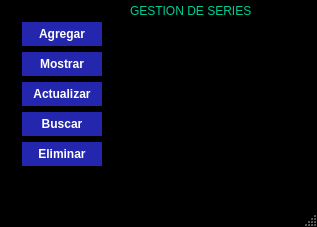
Before: the Qt Designer form ProyectoFinal_Crud_Series-joel-parte/mainwindow.ui in josiasarevalorm-jj/ProyectoFinal_Crud_Series, drawn with Qt 5.
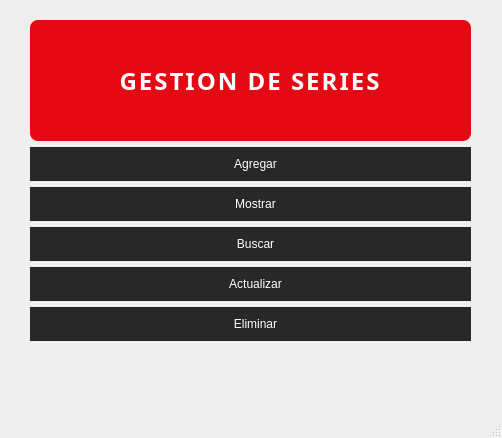
After: the same form once the commit is applied.

The edit to the form file:
```diff
--- a/ProyectoFinal_Crud_Series-joel-parte/mainwindow.ui
+++ b/ProyectoFinal_Crud_Series-joel-parte/mainwindow.ui
@@ -6,247 +6,404 @@
    <rect>
     <x>0</x>
     <y>0</y>
-    <width>317</width>
-    <height>227</height>
+    <width>502</width>
+    <height>438</height>
    </rect>
   </property>
-  <property name="palette">
-   <palette>
-    <active>
-     <colorrole role="Base">
-      <brush brushstyle="SolidPattern">
-       <color alpha="255">
-        <red>255</red>
-        <green>255</green>
-        <blue>255</blue>
-       </color>
-      </brush>
-     </colorrole>
-     <colorrole role="Window">
-      <brush brushstyle="SolidPattern">
-       <color alpha="255">
-        <red>0</red>
-        <green>0</green>
-        <blue>0</blue>
-       </color>
-      </brush>
-     </colorrole>
-    </active>
-    <inactive>
-     <colorrole role="Base">
-      <brush brushstyle="SolidPattern">
-       <color alpha="255">
-        <red>255</red>
-        <green>255</green>
-        <blue>255</blue>
-       </color>
-      </brush>
-     </colorrole>
-     <colorrole role="Window">
-      <brush brushstyle="SolidPattern">
-       <color alpha="255">
-        <red>0</red>
-        <green>0</green>
-        <blue>0</blue>
-       </color>
-      </brush>
-     </colorrole>
-    </inactive>
-    <disabled>
-     <colorrole role="Base">
-      <brush brushstyle="SolidPattern">
-       <color alpha="255">
-        <red>0</red>
-        <green>0</green>
-        <blue>0</blue>
-       </color>
-      </brush>
-     </colorrole>
-     <colorrole role="Window">
-      <brush brushstyle="SolidPattern">
-       <color alpha="255">
-        <red>0</red>
-        <green>0</green>
-        <blue>0</blue>
-       </color>
-      </brush>
-     </colorrole>
-    </disabled>
-   </palette>
-  </property>
   <property name="windowTitle">
    <string>MainWindow</string>
   </property>
   <property name="styleSheet">
-   <string notr="true">QFrame {
-    background-color: rgb(61, 61, 61);
+   <string notr="true">/* ===== FONDO GENERAL ===== */
+QMainWindow {
+    background: qlineargradient(
+        x1:0, y1:0,
+        x2:0, y2:1,
+        stop:0 rgb(15, 15, 15),
+        stop:1 rgb(35, 35, 35)
+    );
 }
 
-/* ---------- QLabel ---------- */
+/* ===== TITULO (GESTOR DE SERIES) ===== */
+QLabel#label {
+    background-color: rgb(229, 9, 20); /* Rojo Netflix */
+    color: white;
+    font: bold 18pt &quot;Arial Black&quot;;
+    letter-spacing: 2px;
+    padding: 12px;
+    border-radius: 8px;
+}
+
+/* ===== LABELS NORMALES ===== */
 QLabel {
-    font: 87 12pt &quot;Arial Black&quot;;
-    background-color: #000000;
-    color: rgb(0, 206, 151);
-    border: 0px;
+    color: rgb(220, 220, 220);
+    font: bold 11pt &quot;Arial&quot;;
 }
 
-/* ---------- QLineEdit ---------- */
-QLineEdit {
-    border: 0px;
-    border-bottom: 2px solid rgb(61, 61, 61);
-    color: rgb(255, 255, 255);
-    background-color: rgb(0, 0, 0);
-    font: 75 12pt &quot;Times New Roman&quot;;
-}
-
-/* ---------- QPushButton ---------- */
+/* ===== BOTONES ===== */
 QPushButton {
-    background-color: rgb(61, 61, 61);
-    border-radius: 15px;
-    color: rgb(255, 255, 255);
-    font: 77 10pt &quot;Arial Black&quot;;
+    background-color: rgb(40, 40, 40);
+    color: white;
+    font: bold 11pt &quot;Arial Black&quot;;
+    border-radius: 18px;
+    padding: 10px;
+    text-align: center;
+    padding-left: 20px;
 }
 
+/* ===== BOTONES HOVER ===== */
 QPushButton:hover {
     background-color: rgb(0, 206, 151);
     color: rgb(0, 0, 0);
 }
 
-/* ---------- QTableWidget ---------- */
+/* ===== BOTONES PRESIONADOS ===== */
+QPushButton:pressed {
+    background-color: rgb(180, 8, 16);
+}
+
+/* ===== INPUTS ===== */
+QLineEdit {
+    background-color: rgb(30, 30, 30);
+    color: white;
+    border: 1px solid rgb(80, 80, 80);
+    border-radius: 10px;
+    padding: 6px;
+}
+
+/* ===== TABLAS ===== */
 QTableWidget {
-    background-color: rgb(255, 255, 255);
-    color: rgb(0, 0, 0);
-    gridline-color: rgb(0, 206, 151);
-    font-size: 12pt;
+    background-color: rgb(20, 20, 20);
+    color: white;
+    gridline-color: rgb(80, 80, 80);
 }
 
-/* ---------- Encabezados ---------- */
 QHeaderView::section {
-    background-color: rgb(0, 206, 151);
-    border: 1px solid rgb(0, 0, 0);
-    font-size: 12pt;
-}
-
-/* ---------- Botón esquina tabla ---------- */
-QTableWidget QTableCornerButton::section {
-    background-color: rgb(0, 0, 0);
-    border: 1px solid rgb(0, 206, 151);
+    background-color: rgb(229, 9, 20);
+    color: white;
+    font: bold 10pt &quot;Arial&quot;;
+    padding: 6px;
+    border: none;
 }</string>
   </property>
   <property name="documentMode">
    <bool>false</bool>
   </property>
   <widget class="QWidget" name="centralwidget">
-   <widget class="QPushButton" name="btnAgregar">
+   <widget class="QWidget" name="layoutWidget">
     <property name="geometry">
      <rect>
-      <x>22</x>
-      <y>22</y>
-      <width>80</width>
-      <height>24</height>
+      <x>30</x>
+      <y>20</y>
+      <width>441</width>
+      <height>321</height>
      </rect>
     </property>
-    <property name="styleSheet">
-     <string notr="true">color: white;
-background-color: #2426AE;
-font-weight: bold;
-</string>
-    </property>
-    <property name="text">
-     <string>Agregar</string>
-    </property>
-   </widget>
-   <widget class="QPushButton" name="btnMostrar">
-    <property name="geometry">
-     <rect>
-      <x>22</x>
-      <y>52</y>
-      <width>80</width>
-      <height>24</height>
-     </rect>
-    </property>
-    <property name="styleSheet">
-     <string notr="true">color: white;
-background-color: #2426AE;
-font-weight: bold;
-</string>
-    </property>
-    <property name="text">
-     <string>Mostrar</string>
-    </property>
-   </widget>
-   <widget class="QPushButton" name="btnActualizar">
-    <property name="geometry">
-     <rect>
-      <x>22</x>
-      <y>82</y>
-      <width>80</width>
-      <height>24</height>
-     </rect>
-    </property>
-    <property name="styleSheet">
-     <string notr="true">color: white;
-background-color: #2426AE;
-font-weight: bold;
-</string>
-    </property>
-    <property name="text">
-     <string>Actualizar</string>
-    </property>
-   </widget>
-   <widget class="QPushButton" name="btnBuscar">
-    <property name="geometry">
-     <rect>
-      <x>22</x>
-      <y>112</y>
-      <width>80</width>
-      <height>24</height>
-     </rect>
-    </property>
-    <property name="styleSheet">
-     <string notr="true">color: white;
-background-color: #2426AE;
-font-weight: bold;
-</string>
-    </property>
-    <property name="text">
-     <string>Buscar</string>
-    </property>
-   </widget>
-   <widget class="QPushButton" name="btnEliminar">
-    <property name="geometry">
-     <rect>
-      <x>22</x>
-      <y>142</y>
-      <width>80</width>
-      <height>24</height>
-     </rect>
-    </property>
-    <property name="styleSheet">
-     <string notr="true">color: white;
-background-color: #2426AE;
-font-weight: bold;
-</string>
-    </property>
-    <property name="text">
-     <string>Eliminar</string>
-    </property>
-   </widget>
-   <widget class="QLabel" name="label">
-    <property name="geometry">
-     <rect>
-      <x>130</x>
-      <y>0</y>
-      <width>161</width>
-      <height>21</height>
-     </rect>
-    </property>
-    <property name="text">
-     <string>GESTION DE SERIES</string>
-    </property>
-    <property name="wordWrap">
-     <bool>true</bool>
-    </property>
+    <layout class="QVBoxLayout" name="verticalLayout">
+     <item>
+      <widget class="QLabel" name="label">
+       <property name="font">
+        <font>
+         <family>Arial Black</family>
+         <pointsize>18</pointsize>
+         <italic>false</italic>
+         <bold>true</bold>
+        </font>
+       </property>
+       <property name="text">
+        <string>GESTION DE SERIES</string>
+       </property>
+       <property name="alignment">
+        <set>Qt::AlignmentFlag::AlignCenter</set>
+       </property>
+       <property name="wordWrap">
+        <bool>true</bool>
+       </property>
+      </widget>
+     </item>
+     <item>
+      <widget class="QPushButton" name="btnAgregar">
+       <property name="minimumSize">
+        <size>
+         <width>0</width>
+         <height>0</height>
+        </size>
+       </property>
+       <property name="palette">
+        <palette>
+         <active>
+          <colorrole role="WindowText">
+           <brush brushstyle="SolidPattern">
+            <color alpha="255">
+             <red>255</red>
+             <green>255</green>
+             <blue>255</blue>
+            </color>
+           </brush>
+          </colorrole>
+          <colorrole role="Button">
+           <brush brushstyle="SolidPattern">
+            <color alpha="255">
+             <red>40</red>
+             <green>40</green>
+             <blue>40</blue>
+            </color>
+           </brush>
+          </colorrole>
+          <colorrole role="Text">
+           <brush brushstyle="SolidPattern">
+            <color alpha="255">
+             <red>255</red>
+             <green>255</green>
+             <blue>255</blue>
+            </color>
+           </brush>
+          </colorrole>
+          <colorrole role="ButtonText">
+           <brush brushstyle="SolidPattern">
+            <color alpha="255">
+             <red>255</red>
+             <green>255</green>
+             <blue>255</blue>
+            </color>
+           </brush>
+          </colorrole>
+          <colorrole role="Base">
+           <brush brushstyle="SolidPattern">
+            <color alpha="255">
+             <red>40</red>
+             <green>40</green>
+             <blue>40</blue>
+            </color>
+           </brush>
+          </colorrole>
+          <colorrole role="Window">
+           <brush brushstyle="SolidPattern">
+            <color alpha="255">
+             <red>40</red>
+             <green>40</green>
+             <blue>40</blue>
+            </color>
+           </brush>
+          </colorrole>
+          <colorrole role="Highlight">
+           <brush brushstyle="SolidPattern">
+            <color alpha="255">
+             <red>39</red>
+             <green>191</green>
+             <blue>115</blue>
+            </color>
+           </brush>
+          </colorrole>
+          <colorrole role="PlaceholderText">
+           <brush brushstyle="SolidPattern">
+            <color alpha="128">
+             <red>255</red>
+             <green>255</green>
+             <blue>255</blue>
+            </color>
+           </brush>
+          </colorrole>
+         </active>
+         <inactive>
+          <colorrole role="WindowText">
+           <brush brushstyle="SolidPattern">
+            <color alpha="255">
+             <red>255</red>
+             <green>255</green>
+             <blue>255</blue>
+            </color>
+           </brush>
+          </colorrole>
+          <colorrole role="Button">
+           <brush brushstyle="SolidPattern">
+            <color alpha="255">
+             <red>40</red>
+             <green>40</green>
+             <blue>40</blue>
+            </color>
+           </brush>
+          </colorrole>
+          <colorrole role="Text">
+           <brush brushstyle="SolidPattern">
+            <color alpha="255">
+             <red>255</red>
+             <green>255</green>
+             <blue>255</blue>
+            </color>
+           </brush>
+          </colorrole>
+          <colorrole role="ButtonText">
+           <brush brushstyle="SolidPattern">
+            <color alpha="255">
+             <red>255</red>
+             <green>255</green>
+             <blue>255</blue>
+            </color>
+           </brush>
+          </colorrole>
+          <colorrole role="Base">
+           <brush brushstyle="SolidPattern">
+            <color alpha="255">
+             <red>40</red>
+             <green>40</green>
+             <blue>40</blue>
+            </color>
+           </brush>
+          </colorrole>
+          <colorrole role="Window">
+           <brush brushstyle="SolidPattern">
+            <color alpha="255">
+             <red>40</red>
+             <green>40</green>
+             <blue>40</blue>
+            </color>
+           </brush>
+          </colorrole>
+          <colorrole role="Highlight">
+           <brush brushstyle="SolidPattern">
+            <color alpha="255">
+             <red>39</red>
+             <green>191</green>
+             <blue>115</blue>
+            </color>
+           </brush>
+          </colorrole>
+          <colorrole role="PlaceholderText">
+           <brush brushstyle="SolidPattern">
+            <color alpha="128">
+             <red>255</red>
+             <green>255</green>
+             <blue>255</blue>
+            </color>
+           </brush>
+          </colorrole>
+         </inactive>
+         <disabled>
+          <colorrole role="WindowText">
+           <brush brushstyle="SolidPattern">
+            <color alpha="255">
+             <red>255</red>
+             <green>255</green>
+             <blue>255</blue>
+            </color>
+           </brush>
+          </colorrole>
+          <colorrole role="Button">
+           <brush brushstyle="SolidPattern">
+            <color alpha="255">
+             <red>40</red>
+             <green>40</green>
+             <blue>40</blue>
+            </color>
+           </brush>
+          </colorrole>
+          <colorrole role="Text">
+           <brush brushstyle="SolidPattern">
+            <color alpha="255">
+             <red>255</red>
+             <green>255</green>
+             <blue>255</blue>
+            </color>
+           </brush>
+          </colorrole>
+          <colorrole role="ButtonText">
+           <brush brushstyle="SolidPattern">
+            <color alpha="255">
+             <red>255</red>
+             <green>255</green>
+             <blue>255</blue>
+            </color>
+           </brush>
+          </colorrole>
+          <colorrole role="Base">
+           <brush brushstyle="SolidPattern">
+            <color alpha="255">
+             <red>40</red>
+             <green>40</green>
+             <blue>40</blue>
+            </color>
+           </brush>
+          </colorrole>
+          <colorrole role="Window">
+           <brush brushstyle="SolidPattern">
+            <color alpha="255">
+             <red>40</red>
+             <green>40</green>
+             <blue>40</blue>
+            </color>
+           </brush>
+          </colorrole>
+          <colorrole role="Highlight">
+           <brush brushstyle="SolidPattern">
+            <color alpha="255">
+             <red>39</red>
+             <green>191</green>
+             <blue>115</blue>
+            </color>
+           </brush>
+          </colorrole>
+          <colorrole role="PlaceholderText">
+           <brush brushstyle="SolidPattern">
+            <color alpha="128">
+             <red>255</red>
+             <green>255</green>
+             <blue>255</blue>
+            </color>
+           </brush>
+          </colorrole>
+         </disabled>
+        </palette>
+       </property>
+       <property name="styleSheet">
+        <string notr="true"/>
+       </property>
+       <property name="text">
+        <string>Agregar</string>
+       </property>
+      </widget>
+     </item>
+     <item>
+      <widget class="QPushButton" name="btnMostrar">
+       <property name="styleSheet">
+        <string notr="true"/>
+       </property>
+       <property name="text">
+        <string>Mostrar</string>
+       </property>
+      </widget>
+     </item>
+     <item>
+      <widget class="QPushButton" name="btnBuscar">
+       <property name="styleSheet">
+        <string notr="true"/>
+       </property>
+       <property name="text">
+        <string>Buscar</string>
+       </property>
+      </widget>
+     </item>
+     <item>
+      <widget class="QPushButton" name="btnActualizar">
+       <property name="styleSheet">
+        <string notr="true"/>
+       </property>
+       <property name="text">
+        <string>Actualizar</string>
+       </property>
+      </widget>
+     </item>
+     <item>
+      <widget class="QPushButton" name="btnEliminar">
+       <property name="styleSheet">
+        <string notr="true"/>
+       </property>
+       <property name="text">
+        <string>Eliminar</string>
+       </property>
+      </widget>
+     </item>
+    </layout>
    </widget>
   </widget>
   <widget class="QMenuBar" name="menubar">
```
Left out of the diff: 8 changed lines with no effect on the pictures.
